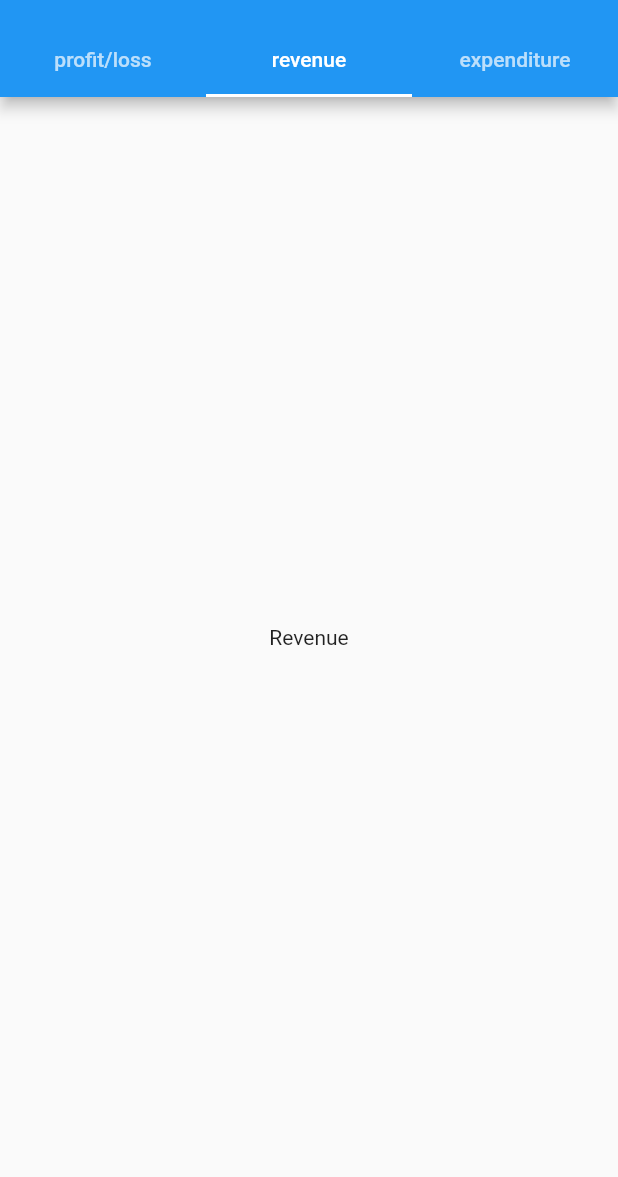
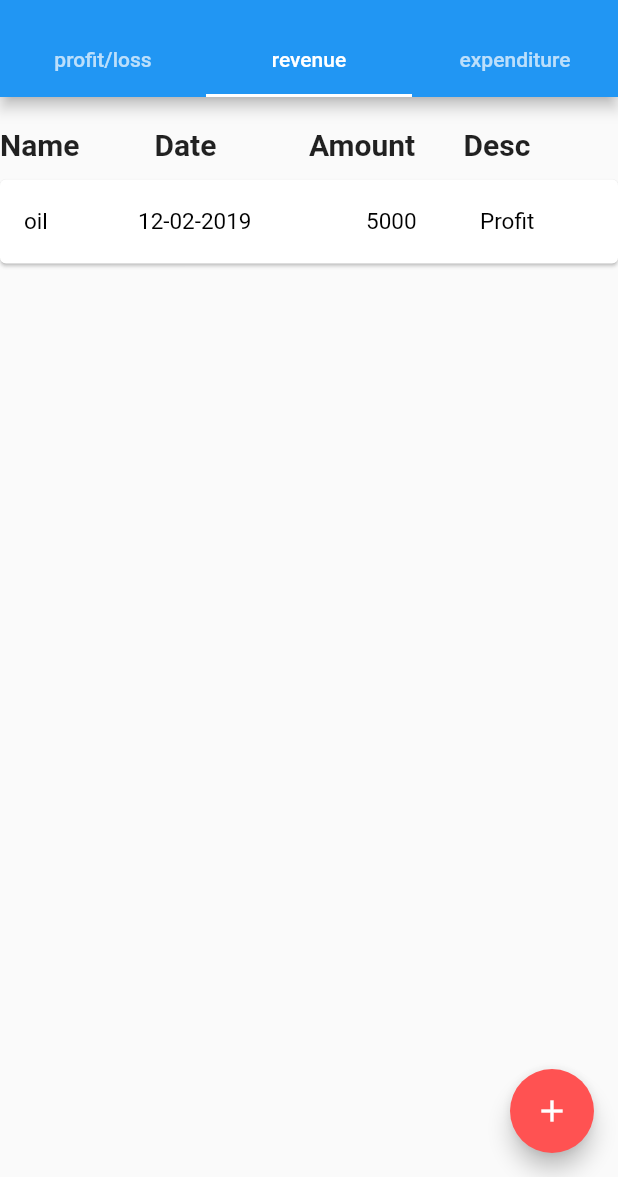
Before and after one commit to vipulJain05/flutter-balance-sheet, a Flutter app: the screen it shows after launch, tab 2 chosen, on a phone screen of 412 x 824 dp, the part 59-1236 px from its top. Run offline on Flutter 3.47's test engine with Material 2 defaults, Android fonts, the phone set to English and light mode, and no system bars; our stand-ins replace datetime_picker_formfield.

Commit message:
add functionality on different tabs and add new pages to add details

```diff
--- /dev/null
+++ b/lib/Revenue.dart
@@ -0,0 +1,93 @@
+import 'package:flutter/material.dart';
+
+class Revenue extends StatefulWidget {
+  @override
+  _RevenueState createState() => _RevenueState();
+}
+
+class _RevenueState extends State<Revenue> {
+  @override
+  Widget build(BuildContext context) {
+    return Container(
+      margin: EdgeInsets.only(top: 20.0),
+        child: Column(crossAxisAlignment: CrossAxisAlignment.stretch,
+          children: <Widget>[
+      Row(
+        children: <Widget>[
+          Expanded(
+            child: Text(
+              'Name',
+              style: TextStyle(fontSize: 20.0,fontWeight: FontWeight.bold),
+            ),
+          ),
+          // Padding(
+
+          // ),
+          Expanded(
+            child: Text(
+              'Date',
+              style: TextStyle(fontSize: 20.0,fontWeight: FontWeight.bold),
+            ),
+          ),
+          Expanded(
+            child: Text(
+              'Amount',
+              style: TextStyle(fontSize: 20.0,fontWeight: FontWeight.bold),
+            ),
+          ),
+          Expanded(
+            child: Text(
+              'Desc',
+              style: TextStyle(fontSize: 20.0,fontWeight: FontWeight.bold),
+            ),
+          ),
+        ],
+      ),
+      Expanded(
+        flex: 1,
+          child: Container(
+              child: ListView.builder(
+                  itemCount: 1,
+                  itemBuilder: (BuildContext context, int item) {
+                    return Card(
+                      margin: EdgeInsets.only(top: 12.0,bottom: 2.0),
+                      child: ListTile(
+                        title: Row(
+                          children: <Widget>[
+                            Expanded(
+                              child: Text(
+                                'oil',
+                                style: TextStyle(
+                                    color: Colors.black, fontSize: 15.0),
+                              ),
+                            ),
+                            Expanded(
+                              child: Text(
+                                '12-02-2019',
+                                style: TextStyle(
+                                    color: Colors.black, fontSize: 15.0),
+                              ),
+                              flex: 2,
+                            ),
+                            Expanded(
+                              child: Text(
+                                '5000',
+                                style: TextStyle(
+                                    color: Colors.black, fontSize: 15.0),
+                              ),
+                            ),
+                            Expanded(
+                              child: Text(
+                                'Profit',
+                                style: TextStyle(
+                                    color: Colors.black, fontSize: 15.0),
+                              ),
+                            ),
+                          ],
+                        ),
+                      ),
+                    );
+                  }))),
+    ]));
+  }
+}
--- a/lib/details.dart
+++ b/lib/details.dart
@@ -1,3 +1,7 @@
+import 'package:event/Add_Values.dart';
+import 'package:event/Expense.dart';
+import 'package:event/Revenue.dart';
+import 'package:event/dashboard.dart';
 import 'package:flutter/material.dart';
 
 class Details extends StatefulWidget {
@@ -34,29 +38,38 @@ class _DetailsState extends State<Details> with SingleTickerProviderStateMixin {
           ],
         ),
       ),
+      floatingActionButton: FloatingActionButton(
+        child: Icon(Icons.add),
+        backgroundColor: Colors.redAccent,
+        tooltip: 'Add transaction',
+        onPressed: () {
+          Navigator.push(context,
+              MaterialPageRoute(builder: (BuildContext context) {
+            return AddDetails();
+          }));
+        },
+      ),
       body: TabBarView(
         controller: tabcontroller,
         children: <Widget>[
-          Newtab('profit or loss'),
-          Newtab('Revenue'),
-          Newtab('Expenditure'),
+          // Newtab('profit or loss'),
+          // Newtab('Revenue'),
+          // Newtab('Expenditure'),
+
+          //Newtab(),
+          Profit(),
+          Revenue(),
+          Expense(),
+          // Newtab('Revenue'),
+          // Newtab('Expenditure'),
         ],
       ),
     );
   }
 
-  Widget tabbar(String data){
-    return Tab(text: data,);
-  }
-}
-
-class Newtab extends StatelessWidget {
-  final data;
-  Newtab(this.data);
-  @override
-  Widget build(BuildContext context) {
-    return Center(
-      child: Text(data),
+  Widget tabbar(String data) {
+    return Tab(
+      text: data,
     );
   }
 }
--- a/pubspec.yaml
+++ b/pubspec.yaml
@@ -19,6 +19,7 @@ dependencies:
   # The following adds the Cupertino Icons font to your application.
   # Use with the CupertinoIcons class for iOS style icons.
   cupertino_icons: ^0.1.2
+  datetime_picker_formfield: ^0.1.8
 
 dev_dependencies:
   flutter_test:
```
Also changed, not shown: lib/Add_Values.dart (added, +213 -0 lines), lib/Expense.dart (added, +106 -0 lines), lib/dashboard.dart (added, +66 -0 lines).
